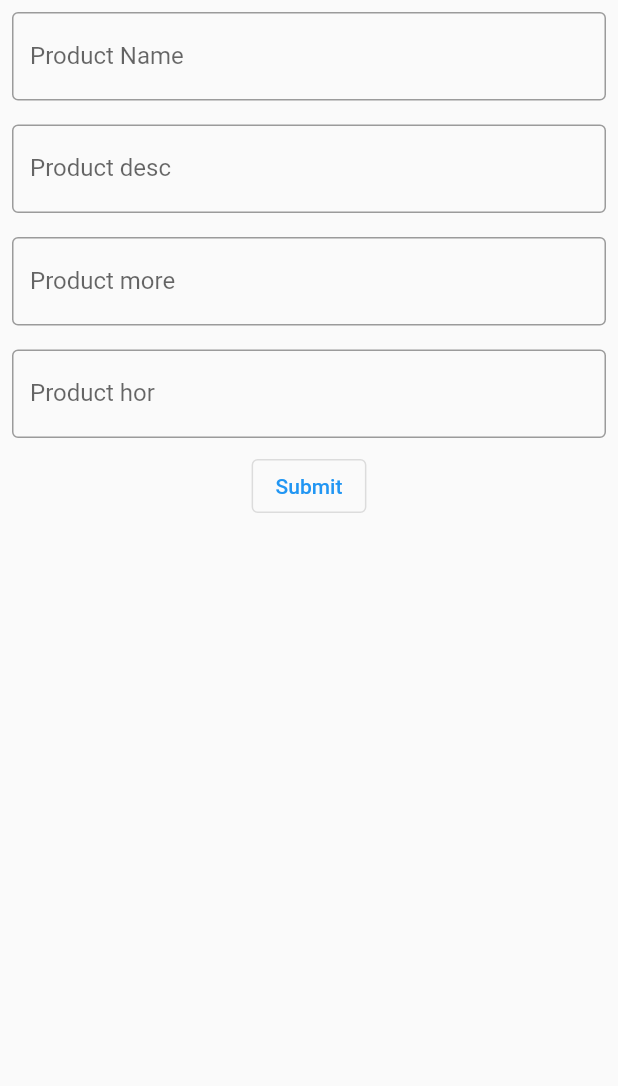
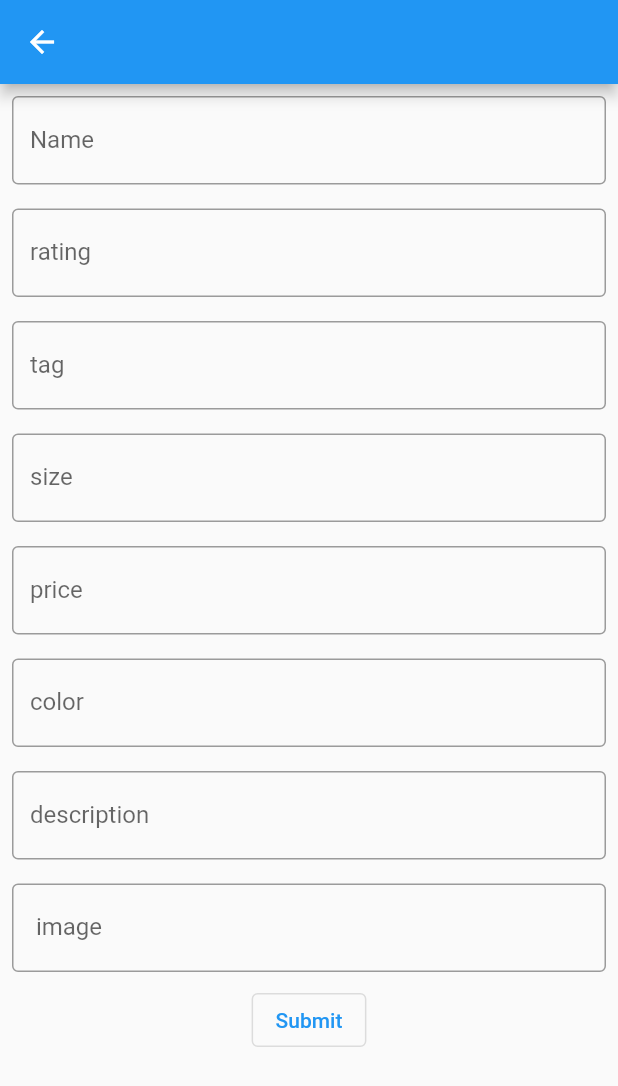
Before and after one commit to yogeshkumar8755/30days, a Flutter app: the Home screen opened directly with empty values, after a tap on the "add" icon, on a phone screen of 412 x 824 dp. Shown: the top 1086 px of the screen. Run offline on Flutter 3.47's test engine with Material 2 defaults, Android fonts, the phone set to English and light mode, and no system bars; our stand-ins replace cloud_firestore, dio, firebase_auth, firebase_core, firebase_database, flutter_riverpod and 3 more; accounts and stored records are empty; network calls fail.

Commit message:
Last commit

```diff
--- a/lib/api/Api.dart
+++ b/lib/api/Api.dart
@@ -1,35 +1,80 @@
 import 'package:dio/dio.dart';
+import 'package:flutter/cupertino.dart';
 import 'package:flutter/foundation.dart';
 import 'package:flutter_riverpod/flutter_riverpod.dart';
 import 'package:shared_preferences/shared_preferences.dart';
+import 'package:vapp/core/utils.dart';
+import 'package:vapp/model/getUserData_model.dart';
+import 'package:vapp/model/postdata.dart';
 
-class FetchApi {
-  final dio = Dio(BaseOptions(baseUrl: ""));
-}
+// class FetchApi {
+//   final dio = Dio(BaseOptions(baseUrl: ""));
+// }
 
-Future<Future<bool>?> fetchLoginApi() async {
-  var res = await Dio().get(
-      "https://dimensioning-topsid.000webhostapp.com/api_clothes_store/Admin/Admin_login.php",
-      queryParameters: {
-        "user_email": "nimish@gmail.com",
-        "user_password": 123456
-      });
+// Future<Future<bool>?> fetchLoginApi() async {
+//   var res = await Dio().get(
+//       "https://dimensioning-topsid.000webhostapp.com/api_clothes_store/Admin/Admin_login.php",
+//       queryParameters: {
+//         "user_email": "nimish@gmail.com",
+//         "user_password": 123456
+//       });
 
-  if (res.statusCode == 200) {
-    // var sharedPre = await SharedPreferences.getInstance();
-    // var storePref = sharedPre.setBool("key", res.data["success"]);
-    // return storePref;
-    // // sharedPre.setString("key", res.data);
+//   if (res.statusCode == 200) {
+//     // var sharedPre = await SharedPreferences.getInstance();
+//     // var storePref = sharedPre.setBool("key", res.data["success"]);
+//     // return storePref;
+//     // // sharedPre.setString("key", res.data);
+//   }
+// }
+
+// class UserModel {
+//   String user_email;
+//   String user_password;
+
+//   UserModel(this.user_email, this.user_password);
+// }
+
+// final getUserProvider = Provider<FetchApi>((ref) {
+//   return FetchApi();
+// });
+class FetchAllApi {
+  Future<List<GetUserData>> getUserData() async {
+    List<GetUserData> userData = [];
+
+    var res = await Dio().get("https://jsonplaceholder.typicode.com/posts");
+    if (res.statusCode == 200) {
+      for (var i in res.data) {
+        userData.add(GetUserData.from(i));
+        // return userData;
+      }
+      return userData;
+    }
+    return userData;
+  }
+
+  Future<PostDAta?> postData(
+      name, rating, tags, price, size, color, description, image) async {
+    PostDAta userDetails = PostDAta(
+        name: name,
+        rating: rating,
+        tags: tags,
+        price: price,
+        size: size,
+        color: color,
+        description: description,
+        image: image);
+
+    var res = await Dio().post(
+        "https://dimensioning-topsid.000webhostapp.com/api_clothes_store/Admin/Item_add_api.php",
+        queryParameters: userDetails.toJson());
+
+        if (res.statusCode ==200) {
+          Utiss().flutterMsg("done");
+
+        }
   }
 }
 
-class UserModel {
-  String user_email;
-  String user_password;
-
-  UserModel(this.user_email, this.user_password);
-}
-
-final getUserProvider = Provider<FetchApi>((ref) {
-  return FetchApi();
+final ApiProvider = Provider<FetchAllApi>((ref) {
+  return FetchAllApi();
 });
--- a/lib/home.dart
+++ b/lib/home.dart
@@ -1,8 +1,10 @@
+import 'package:dio/dio.dart';
 import 'package:firebase_auth/firebase_auth.dart';
 import 'package:firebase_database/firebase_database.dart';
 import 'package:firebase_database/ui/firebase_animated_list.dart';
 import 'package:flutter/cupertino.dart';
 import 'package:flutter/material.dart';
+import 'package:flutter_riverpod/flutter_riverpod.dart';
 import 'package:shared_preferences/shared_preferences.dart';
 import 'package:vapp/home_detaile_page.dart';
 import 'package:vapp/isertData.dart';
@@ -13,16 +15,20 @@ import 'package:vapp/widget/drawer.dart';
 import 'package:vapp/widget/item_widget.dart';
 import 'package:velocity_x/velocity_x.dart';
 
-class Home extends StatelessWidget {
+import 'api/Api.dart';
+import 'model/getUserData_model.dart';
+
+class Home extends ConsumerWidget {
   String id;
   Home(this.id, {super.key});
 
   @override
-  Widget build(BuildContext context) {
   final auth = FirebaseAuth.instance;
+  Widget build(BuildContext context, ref) {
     final db = FirebaseDatabase.instance.ref("Post");
+    final data = ref.watch(ApiProvider).getUserData();
     return Scaffold(
-      appBar: AppBar(actions: [
+      appBar: AppBar(automaticallyImplyLeading: false, actions: [
         IconButton(
             onPressed: () {
               Navigator.push(
@@ -42,17 +48,26 @@ class Home extends StatelessWidget {
         backgroundColor: Colors.black,
       ),
       body: SafeArea(
-        child: Expanded(
+        child: Column(
+          children: [
+            HomeHeader(id),
+            Expanded(
               child: Container(
                   padding: Vx.m32,
-              child: FirebaseAnimatedList(
-                  query: db,
-                  itemBuilder: (c, s, a, i) {
+                  child: FutureBuilder(
+                      future: data,
+                      builder: (context, s) {
+                        return ListView.builder(
+                            itemCount: s.data?.length,
+                            itemBuilder: (c, i) {
+                              var allUserData = s.data?[i];
                               return ListTile(
-                      title: Text(s.child('PName').value.toString()),
-                      leading: Text(s.child('PMore').value.toString()),
-                      trailing: CircleAvatar(),
+                                leading: CircleAvatar(
+                                  child: Text("${allUserData?.id}"),
+                                ),
+                                title: Text("${allUserData?.title}"),
                               );
+                            });
                       })
                   // Column(
                   //   crossAxisAlignment: CrossAxisAlignment.start,
@@ -67,6 +82,8 @@ class Home extends StatelessWidget {
                   //   ],
                   // ),
                   ),
+            ),
+          ],
         ),
       ),
     );
--- a/lib/isertData.dart
+++ b/lib/isertData.dart
@@ -1,9 +1,13 @@
 import 'package:firebase_auth/firebase_auth.dart';
 import 'package:firebase_core/firebase_core.dart';
 import 'package:firebase_database/firebase_database.dart';
+
 import 'package:flutter/material.dart';
 import 'package:flutter_riverpod/flutter_riverpod.dart';
+
+import 'package:vapp/api/Api.dart';
 import 'package:vapp/core/utils.dart';
+import 'package:cloud_firestore/cloud_firestore.dart';
 import 'package:vapp/home.dart';
 
 class InsertData extends ConsumerStatefulWidget {
@@ -17,66 +21,114 @@ class _InsertDataState extends ConsumerState<InsertData> {
   @override
   Widget build(BuildContext context) {
     final auth = FirebaseAuth.instance;
-    var pNameController = TextEditingController();
-    var pDescController = TextEditingController();
-    var pMoreController = TextEditingController();
-    var pHorController = TextEditingController();
-    var dbRef = FirebaseDatabase.instance.ref("Post");
+    var nameController = TextEditingController();
+    var ratingController = TextEditingController();
+    var tagsController = TextEditingController();
+    var priceController = TextEditingController();
+    var sizeController = TextEditingController();
+    var colorController = TextEditingController();
+    var descriptionController = TextEditingController();
+    var imageController = TextEditingController();
+    // var dbRef = FirebaseDatabase.instance.ref("Post");
 
     return Scaffold(
-      body: Column(
+      appBar: AppBar(),
+      body: SingleChildScrollView(
+        child: Column(
           children: [
             Padding(
               padding: const EdgeInsets.all(8.0),
               child: TextFormField(
-              controller: pNameController,
+                controller: nameController,
                 decoration: InputDecoration(
-                  border: OutlineInputBorder(), label: Text("Product Name")),
+                    border: OutlineInputBorder(), label: Text("Name")),
               ),
             ),
             Padding(
               padding: const EdgeInsets.all(8.0),
               child: TextFormField(
-              controller: pDescController,
+                controller: ratingController,
                 decoration: InputDecoration(
-                  border: OutlineInputBorder(), label: Text("Product desc")),
+                    border: OutlineInputBorder(), label: Text("rating")),
               ),
             ),
             Padding(
               padding: const EdgeInsets.all(8.0),
               child: TextFormField(
-              controller: pMoreController,
+                controller: tagsController,
                 decoration: InputDecoration(
-                  border: OutlineInputBorder(), label: Text("Product more")),
+                    border: OutlineInputBorder(), label: Text("tag")),
               ),
             ),
             Padding(
               padding: const EdgeInsets.all(8.0),
               child: TextFormField(
-              controller: pHorController,
+                controller: sizeController,
                 decoration: InputDecoration(
-                  border: OutlineInputBorder(), label: Text("Product hor")),
+                    border: OutlineInputBorder(), label: Text("size")),
+              ),
+            ),
+            Padding(
+              padding: const EdgeInsets.all(8.0),
+              child: TextFormField(
+                controller: priceController,
+                decoration: InputDecoration(
+                    border: OutlineInputBorder(), label: Text("price")),
+              ),
+            ),
+            Padding(
+              padding: const EdgeInsets.all(8.0),
+              child: TextFormField(
+                controller: colorController,
+                decoration: InputDecoration(
+                    border: OutlineInputBorder(), label: Text("color")),
+              ),
+            ),
+            Padding(
+              padding: const EdgeInsets.all(8.0),
+              child: TextFormField(
+                controller: descriptionController,
+                decoration: InputDecoration(
+                    border: OutlineInputBorder(), label: Text("description")),
+              ),
+            ),
+            Padding(
+              padding: const EdgeInsets.all(8.0),
+              child: TextFormField(
+                controller: imageController,
+                decoration: InputDecoration(
+                    border: OutlineInputBorder(), label: Text(" image")),
               ),
             ),
             OutlinedButton(
                 onPressed: () {
-                dbRef
-                    .child(DateTime.now().millisecondsSinceEpoch.toString())
-                    .set({
-                  "PName": pNameController.text,
-                  "Pdesc": pDescController.text,
-                  "PMore": pMoreController.text,
-                  'PHor': pHorController.text
-                });
+                  // dbRef
+                  //     .child(DateTime.now().millisecondsSinceEpoch.toString())
+                  //     .set({
+                  //   "PName": pNameController.text,
+                  //   "Pdesc": pDescController.text,
+                  //   "PMore": pMoreController.text,
+                  //   'PHor': pHorController.text
+                  // });
+                  ref.read(ApiProvider).postData(
+                      nameController.text.trim(),
+                      ratingController.text.trim(),
+                      priceController.text.trim(),
+                      tagsController.text.trim(),
+                      sizeController.text.trim(),
+                      colorController.text.trim(),
+                      descriptionController.text.trim(),
+                      imageController.text.trim());
                   Utiss().flutterMsg("done");
-                Navigator.push(
-                    context,
-                    MaterialPageRoute(
-                        builder: (c) => Home(pHorController.text)));
+                  // Navigator.push(
+                  //     context,
+                  //     MaterialPageRoute(
+                  //         builder: (c) => Home(nameController.text)));
                 },
                 child: Text("Submit"))
           ],
         ),
+      ),
     );
   }
 }
--- a/lib/main.dart
+++ b/lib/main.dart
@@ -9,6 +9,7 @@ import 'package:vapp/spalesh.dart';
 import 'package:vapp/util/route.dart';
 
 import 'home.dart';
+
 
 void main() async {
   WidgetsFlutterBinding.ensureInitialized();
--- /dev/null
+++ b/lib/model/postdata.dart
@@ -0,0 +1,53 @@
+class PostDAta {
+  String? name;
+  String? rating;
+  String ?tags;
+  String? price;
+  String ?size;
+  String ?color;
+  String ?description;
+  String? image;
+
+  PostDAta(
+      {required this.name,
+      required this.rating,
+      required this.tags,
+      required this.price,
+      required this.size,
+      required this.color,
+      required this.description,
+      required this.image});
+
+  factory PostDAta.fromJson(Map<String, dynamic> json) {
+    final name = json['name'] as String;
+    final rating = json['rating'];
+    final tags = json['tags'];
+    final price = json['price'];
+    final size = json['size'];
+    final color = json['color'];
+    final desciption = json['desciption'];
+    final image = json['image'];
+
+    return PostDAta(
+      name: name,
+      rating: rating,
+      tags: tags,
+      price: price,
+      size: size,
+      color: color,
+      description: desciption,
+      image: image,
+    );
+  }
+
+  Map<String, dynamic> toJson() => {
+        'name': name,
+        'rating': rating,
+        "tags": tags,
+        "price": price,
+        "size": size,
+        "color": color,
+        "description": description,
+        "image": image
+      };
+}
--- a/pubspec.yaml
+++ b/pubspec.yaml
@@ -45,6 +45,7 @@ dependencies:
   firebase_analytics: ^10.4.5
   fluttertoast: ^8.2.2
   firebase_database: ^10.2.5
+
 
 
 dev_dependencies:
```
Also changed, not shown: lib/model/getUserData_model.dart (added, +17 -0 lines), lib/spalesh.dart (+5 -5 lines), lib/firebase_options.dart. Lines whose indentation alone changed are shown as unchanged.
